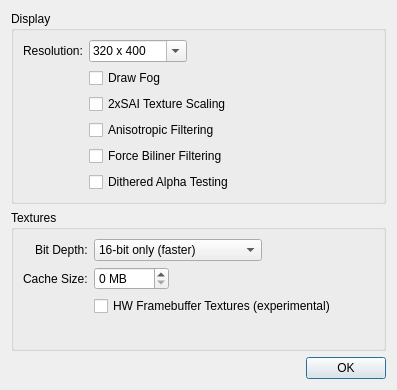
Qt form glN64/gln64config.ui (mupen64plus/mupen64plus-oldsvn) before a commit.
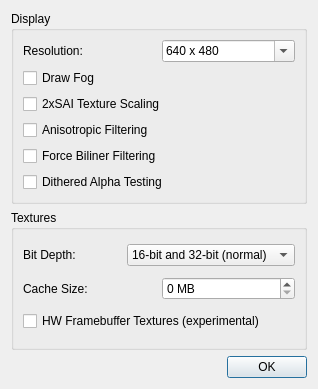
The same form after that commit.

Commit message: Remove usage of QFormLayout. Ugly, but should compile on older Qt versions now. This dialog needs some work.

```diff
--- a/glN64/gln64config.ui
+++ b/glN64/gln64config.ui
@@ -5,27 +5,23 @@
    <rect>
     <x>0</x>
     <y>0</y>
-    <width>397</width>
-    <height>390</height>
+    <width>318</width>
+    <height>389</height>
    </rect>
   </property>
   <property name="windowTitle" >
    <string>Dialog</string>
   </property>
-  <layout class="QVBoxLayout" name="verticalLayout" >
+  <layout class="QVBoxLayout" name="verticalLayout_3" >
    <item>
     <widget class="QGroupBox" name="groupBox" >
      <property name="title" >
       <string>Display</string>
      </property>
-     <layout class="QFormLayout" name="formLayout_4" >
-      <property name="fieldGrowthPolicy" >
-       <enum>QFormLayout::FieldsStayAtSizeHint</enum>
-      </property>
-      <property name="rowWrapPolicy" >
-       <enum>QFormLayout::DontWrapRows</enum>
-      </property>
-      <item row="0" column="0" >
+     <layout class="QVBoxLayout" name="verticalLayout" >
+      <item>
+       <layout class="QHBoxLayout" name="horizontalLayout" >
+        <item>
        <widget class="QLabel" name="label_6" >
         <property name="minimumSize" >
          <size>
@@ -41,11 +37,14 @@
         </property>
        </widget>
       </item>
-      <item row="0" column="1" >
+        <item>
        <widget class="QComboBox" name="resolutionCombo" >
         <property name="editable" >
          <bool>true</bool>
         </property>
+          <property name="currentIndex" >
+           <number>3</number>
+          </property>
         <item>
          <property name="text" >
           <string>320 x 400</string>
@@ -103,35 +102,37 @@
         </item>
        </widget>
       </item>
-      <item row="1" column="1" >
+       </layout>
+      </item>
+      <item>
        <widget class="QCheckBox" name="drawFogCheck" >
         <property name="text" >
          <string>Draw Fog</string>
         </property>
        </widget>
       </item>
-      <item row="2" column="1" >
+      <item>
        <widget class="QCheckBox" name="twoExSaiTextureScalingCheck" >
         <property name="text" >
          <string>2xSAI Texture Scaling</string>
         </property>
        </widget>
       </item>
-      <item row="3" column="1" >
+      <item>
        <widget class="QCheckBox" name="anisotropicFilteringCheck" >
         <property name="text" >
          <string>Anisotropic Filtering</string>
         </property>
        </widget>
       </item>
-      <item row="4" column="1" >
+      <item>
        <widget class="QCheckBox" name="forceBilinearFilteringCheck" >
         <property name="text" >
          <string>Force Biliner Filtering</string>
         </property>
        </widget>
       </item>
-      <item row="5" column="1" >
+      <item>
        <widget class="QCheckBox" name="ditheredAlphaTestingCheck" >
         <property name="text" >
          <string>Dithered Alpha Testing</string>
@@ -146,14 +147,10 @@
      <property name="title" >
       <string>Textures</string>
      </property>
-     <layout class="QFormLayout" name="formLayout_3" >
-      <property name="fieldGrowthPolicy" >
-       <enum>QFormLayout::FieldsStayAtSizeHint</enum>
-      </property>
-      <property name="labelAlignment" >
-       <set>Qt::AlignRight|Qt::AlignTrailing|Qt::AlignVCenter</set>
-      </property>
-      <item row="0" column="0" >
+     <layout class="QVBoxLayout" name="verticalLayout_2" >
+      <item>
+       <layout class="QHBoxLayout" name="horizontalLayout_2" >
+        <item>
        <widget class="QLabel" name="label_4" >
         <property name="text" >
          <string>Bit Depth:</string>
@@ -163,8 +160,11 @@
         </property>
        </widget>
       </item>
-      <item row="0" column="1" >
+        <item>
        <widget class="QComboBox" name="bitDepthCombo" >
+          <property name="currentIndex" >
+           <number>1</number>
+          </property>
         <item>
          <property name="text" >
           <string>16-bit only (faster)</string>
@@ -182,7 +182,11 @@
         </item>
        </widget>
       </item>
-      <item row="1" column="0" >
+       </layout>
+      </item>
+      <item>
+       <layout class="QHBoxLayout" name="horizontalLayout_3" >
+        <item>
        <widget class="QLabel" name="label_5" >
         <property name="text" >
          <string>Cache Size:</string>
@@ -192,7 +196,7 @@
         </property>
        </widget>
       </item>
-      <item row="1" column="1" >
+        <item>
        <widget class="QSpinBox" name="cacheSizeSpin" >
         <property name="suffix" >
          <string> MB</string>
@@ -202,7 +206,9 @@
         </property>
        </widget>
       </item>
-      <item row="2" column="1" >
+       </layout>
+      </item>
+      <item>
        <widget class="QCheckBox" name="hwFramebufferTexturesCheck" >
         <property name="text" >
          <string>HW Framebuffer Textures (experimental)</string>
```
Lines whose indentation alone changed are shown as unchanged.
